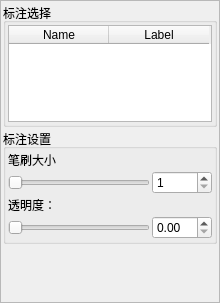
Before: the Qt Designer form ui/SegmentDock.ui in cjf128/PCViewer, drawn with Qt 5.
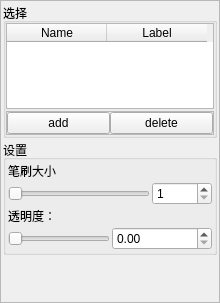
After: the same form once the commit is applied.

Patch:
```diff
--- a/ui/SegmentDock.ui
+++ b/ui/SegmentDock.ui
@@ -39,8 +39,8 @@
        <rect>
         <x>0</x>
         <y>0</y>
-        <width>216</width>
-        <height>299</height>
+        <width>218</width>
+        <height>301</height>
        </rect>
       </property>
       <layout class="QVBoxLayout" name="verticalLayout_2">
@@ -62,23 +62,23 @@
        <item>
         <widget class="QGroupBox" name="groupBox_3">
          <property name="title">
-          <string>标注选择</string>
+          <string>选择</string>
          </property>
          <layout class="QVBoxLayout" name="verticalLayout_15">
           <property name="spacing">
            <number>2</number>
           </property>
           <property name="leftMargin">
-           <number>2</number>
+           <number>0</number>
           </property>
           <property name="topMargin">
-           <number>2</number>
+           <number>0</number>
           </property>
           <property name="rightMargin">
-           <number>2</number>
+           <number>0</number>
           </property>
           <property name="bottomMargin">
-           <number>2</number>
+           <number>0</number>
           </property>
           <item>
            <widget class="QTableWidget" name="tableWidget">
@@ -94,13 +94,54 @@
             </column>
            </widget>
           </item>
+          <item>
+           <widget class="QFrame" name="frame">
+            <property name="frameShape">
+             <enum>QFrame::Shape::StyledPanel</enum>
+            </property>
+            <property name="frameShadow">
+             <enum>QFrame::Shadow::Raised</enum>
+            </property>
+            <layout class="QHBoxLayout" name="horizontalLayout">
+             <property name="spacing">
+              <number>0</number>
+             </property>
+             <property name="leftMargin">
+              <number>0</number>
+             </property>
+             <property name="topMargin">
+              <number>0</number>
+             </property>
+             <property name="rightMargin">
+              <number>0</number>
+             </property>
+             <property name="bottomMargin">
+              <number>0</number>
+             </property>
+             <item>
+              <widget class="QPushButton" name="pushButton">
+               <property name="text">
+                <string>add</string>
+               </property>
+              </widget>
+             </item>
+             <item>
+              <widget class="QPushButton" name="pushButton_2">
+               <property name="text">
+                <string>delete</string>
+               </property>
+              </widget>
+             </item>
+            </layout>
+           </widget>
+          </item>
          </layout>
         </widget>
        </item>
        <item>
         <widget class="QGroupBox" name="groupBox_2">
          <property name="title">
-          <string>标注设置</string>
+          <string>设置</string>
          </property>
          <layout class="QVBoxLayout" name="verticalLayout_14">
           <property name="spacing">
@@ -150,7 +191,7 @@
               </property>
               <property name="maximumSize">
                <size>
-                <width>60</width>
+                <width>100</width>
                 <height>16777215</height>
                </size>
               </property>
@@ -193,13 +234,13 @@
              <widget class="QDoubleSpinBox" name="boxAlphaSeg">
               <property name="minimumSize">
                <size>
-                <width>60</width>
+                <width>100</width>
                 <height>0</height>
                </size>
               </property>
               <property name="maximumSize">
                <size>
-                <width>60</width>
+                <width>100</width>
                 <height>16777215</height>
                </size>
               </property>
```
